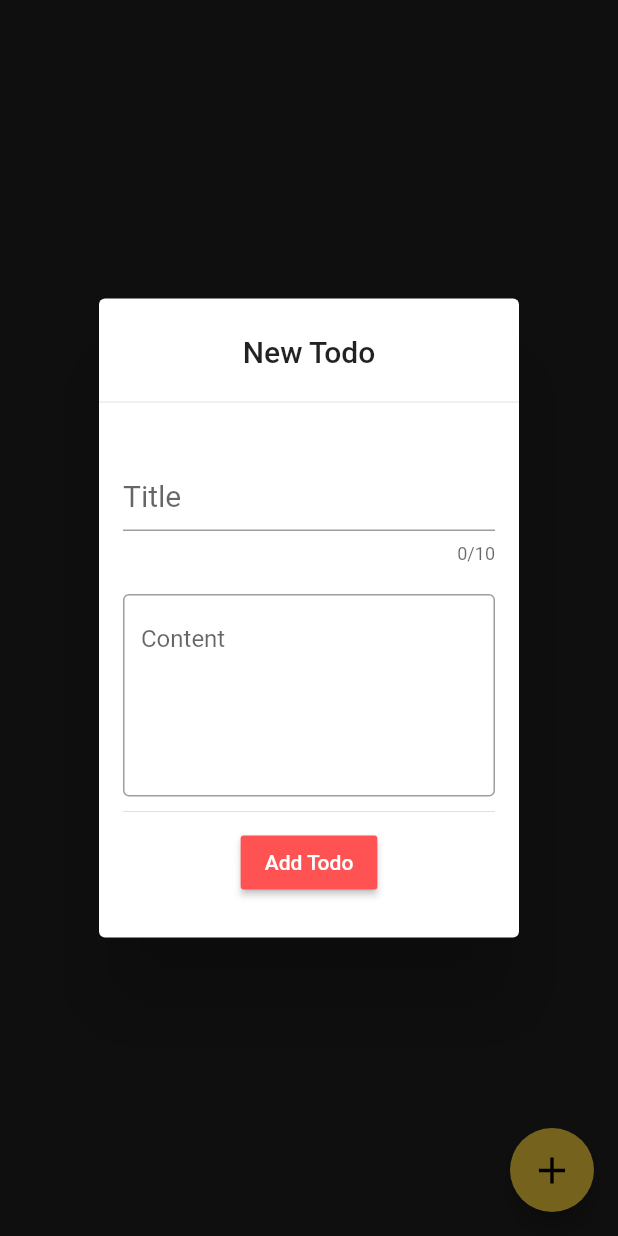
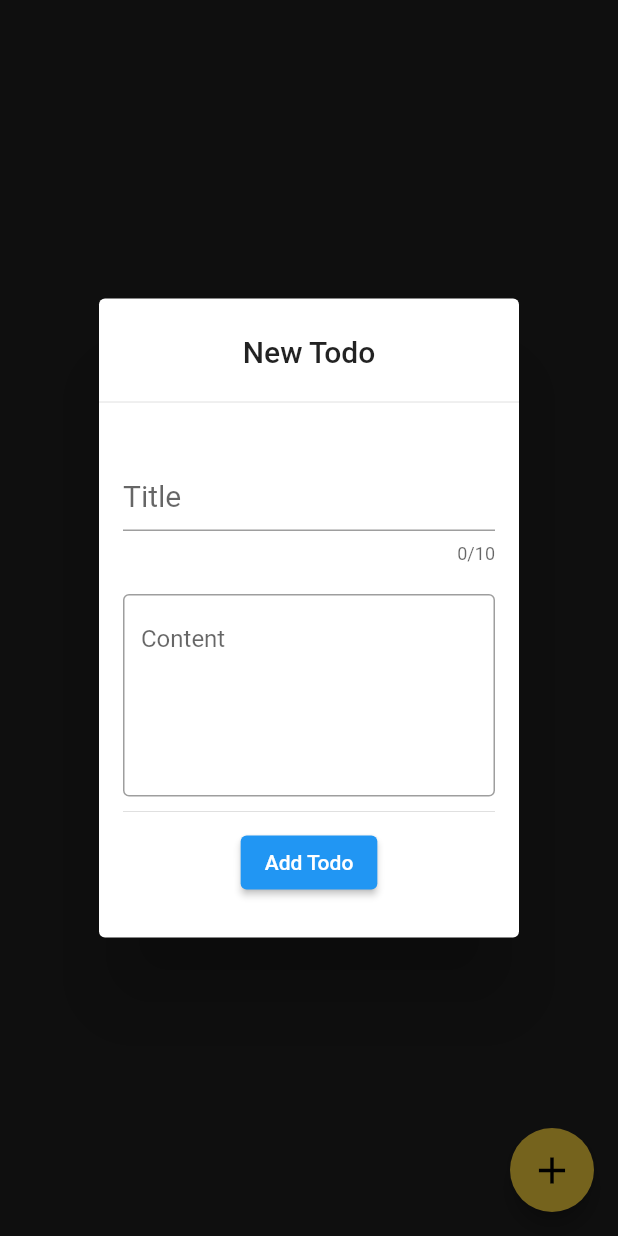
Before and after one commit to emrullah3737/flutter_todo_app, a Flutter app: the screen it shows after launch, after a tap on the "add" icon, on a phone screen of 412 x 824 dp. Run offline on Flutter 3.47's test engine with Material 2 defaults, Android fonts, the phone set to English and light mode, and no system bars; our stand-ins replace timeago.

Commit message:
android sdk upgrade to 32

```diff
--- a/lib/screens/home.dart
+++ b/lib/screens/home.dart
@@ -114,7 +114,7 @@ class _HomeState extends State<Home> {
                         ),
                       ),
                       Divider(height: 20),
-                      RaisedButton(
+                      ElevatedButton(
                         onPressed: () {
                           if (todoFormType == TodoFormType.add) {
                             addTodo(buildContext);
@@ -126,7 +126,6 @@ class _HomeState extends State<Home> {
                             return;
                           }
                         },
-                        color: Colors.redAccent,
                         child: Text(dialogButton,
                             style: TextStyle(color: Colors.white)),
                       ),
--- a/lib/widgets/todo_list_item.dart
+++ b/lib/widgets/todo_list_item.dart
@@ -1,4 +1,3 @@
-import 'package:flutter/cupertino.dart';
 import 'package:flutter/material.dart';
 import 'package:flutterapp2/models/todo.dart';
 import 'package:intl/intl.dart';
```
Also changed, not shown: pubspec.lock, 4 other files.
